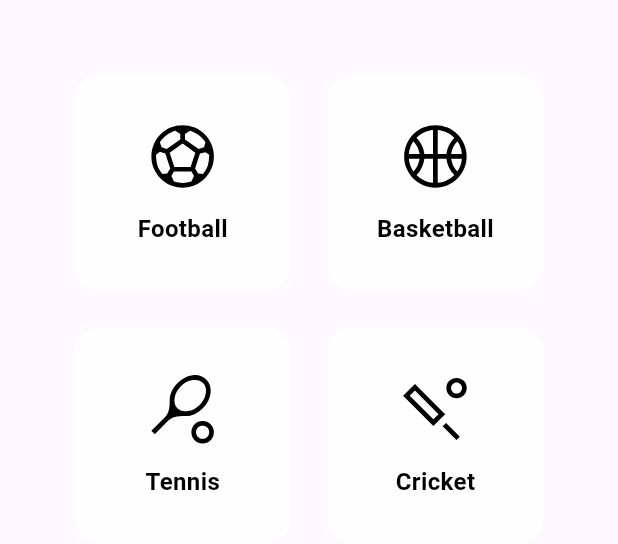
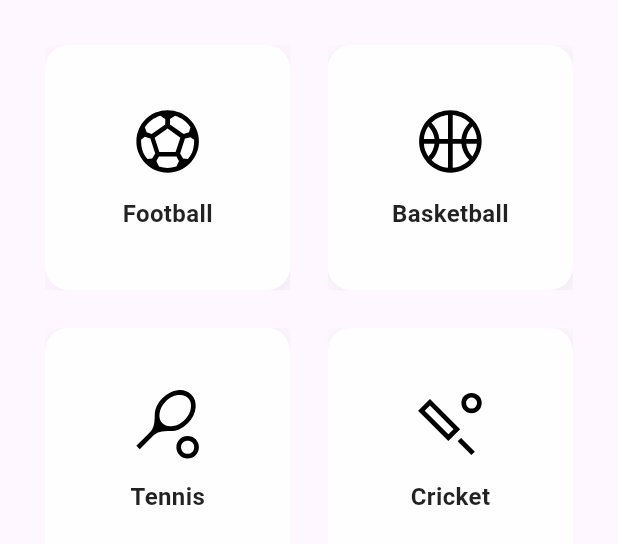
Before and after one commit to SaubhagyaSingh/Turfit, a Flutter app: the SportsGrid widget shown alone on an empty page, opened directly, on a phone screen of 412 x 824 dp. Shown: the top 544 px of the screen. Run offline on Flutter 3.47's test engine with Material 3 defaults, Android fonts, the phone set to English and light mode, and no system bars; our stand-ins replace carousel_slider, flutter_svg, google_fonts.

```diff
--- a/lib/views/screens/HomeScreen.dart
+++ b/lib/views/screens/HomeScreen.dart
@@ -2,7 +2,6 @@ import 'package:flutter/material.dart';
 import 'package:turfit/views/screens/nav_screens/BaseScreen.dart';
 import 'package:turfit/views/screens/nav_screens/GroupsScreen.dart';
 import 'package:turfit/views/screens/nav_screens/ProfileScreen.dart';
-import 'package:turfit/views/screens/nav_screens/SearchScreen.dart';
 import 'package:turfit/views/screens/nav_screens/TurfsScreen.dart';
 
 class HomeScreen extends StatefulWidget {
@@ -15,8 +14,7 @@ class _HomeScreenState extends State<HomeScreen> {
 
   final List<Widget> _pages = [
     BaseScreen(),
-    search_screen(),
-    turfs_screen(),
+    TurfsScreen(),
     groups_screen(),
     profile_screen(),
   ];
@@ -36,8 +34,6 @@ class _HomeScreenState extends State<HomeScreen> {
           BottomNavigationBarItem(
               icon: Image.asset("assets/icons/home.png"), label: "Home"),
           BottomNavigationBarItem(
-              icon: Image.asset("assets/icons/search.png"), label: "Search"),
-          BottomNavigationBarItem(
               icon: Image.asset("assets/icons/turfs.png"), label: "Turfs"),
           BottomNavigationBarItem(
               icon: Image.asset("assets/icons/group.png"), label: "Groups"),
--- a/lib/views/widgets/Sports.dart
+++ b/lib/views/widgets/Sports.dart
@@ -5,7 +5,7 @@ class SportsGrid extends StatelessWidget {
   final List<Map<String, String>> sports = [
     {
       "name": "Football",
-      "image": "assets/icons/football.svg", // SVG image
+      "image": "assets/icons/football.svg",
     },
     {
       "name": "Basketball",
@@ -24,70 +24,112 @@ class SportsGrid extends StatelessWidget {
   @override
   Widget build(BuildContext context) {
     return Padding(
-      padding: const EdgeInsets.all(50.0),
+      padding: const EdgeInsets.all(30.0),
       child: GridView.builder(
-        physics:
-            NeverScrollableScrollPhysics(), // Prevents independent scrolling
+        physics: NeverScrollableScrollPhysics(),
         shrinkWrap: true,
         gridDelegate: SliverGridDelegateWithFixedCrossAxisCount(
-          crossAxisCount: 2, // 2 columns
+          crossAxisCount: 2,
           crossAxisSpacing: 25,
           mainAxisSpacing: 25,
-          childAspectRatio: 1, // Makes the boxes more square
+          childAspectRatio: 1,
         ),
         itemCount: sports.length,
         itemBuilder: (context, index) {
           final sport = sports[index];
 
-          return Material(
-            color: Colors.transparent, // Keeps background transparent
-            borderRadius: BorderRadius.circular(16),
-            child: InkWell(
+          return _AnimatedSportCard(
+            name: sport["name"]!,
+            iconPath: sport["image"]!,
             onTap: () {
               print('${sport["name"]} tapped');
             },
+          );
+        },
+      ),
+    );
+  }
+}
+
+class _AnimatedSportCard extends StatefulWidget {
+  final String name;
+  final String iconPath;
+  final VoidCallback onTap;
+
+  const _AnimatedSportCard({
+    required this.name,
+    required this.iconPath,
+    required this.onTap,
+  });
+
+  @override
+  State<_AnimatedSportCard> createState() => _AnimatedSportCardState();
+}
+
+class _AnimatedSportCardState extends State<_AnimatedSportCard>
+    with SingleTickerProviderStateMixin {
+  double _scale = 1.0;
+
+  void _onTapDown(_) {
+    setState(() => _scale = 0.95);
+  }
+
+  void _onTapUp(_) {
+    setState(() => _scale = 1.0);
+  }
+
+  @override
+  Widget build(BuildContext context) {
+    return AnimatedScale(
+      duration: Duration(milliseconds: 100),
+      scale: _scale,
+      child: Material(
+        color: Colors.transparent,
         borderRadius: BorderRadius.circular(16),
-              splashColor:
-                  Colors.white.withOpacity(0.5), // Visible splash color
-              highlightColor: Colors.white.withOpacity(0.3), // Highlight effect
-              child: AnimatedContainer(
-                duration: Duration(milliseconds: 150),
-                padding: EdgeInsets.all(12),
+        child: InkWell(
+          onTap: widget.onTap,
+          onTapDown: _onTapDown,
+          onTapCancel: () => setState(() => _scale = 1.0),
+          onTapUp: _onTapUp,
+          borderRadius: BorderRadius.circular(16),
+          splashColor: Colors.deepPurple.withOpacity(0.7),
+          highlightColor: Colors.transparent,
+          child: Ink(
             decoration: BoxDecoration(
-                  color: Colors.white.withOpacity(0.9), // Slight transparency
+              color: Colors.white.withOpacity(0.95),
               borderRadius: BorderRadius.circular(16),
               boxShadow: [
                 BoxShadow(
-                      color: Colors.white.withOpacity(0.3), // Soft glow
-                      blurRadius: 5,
-                      spreadRadius: 2,
+                  color: Colors.black.withOpacity(0.05),
+                  blurRadius: 10,
+                  spreadRadius: 1,
+                  offset: Offset(2, 3),
                 ),
               ],
             ),
+            child: Center(
               child: Column(
                 mainAxisAlignment: MainAxisAlignment.center,
                 children: [
                   SvgPicture.asset(
-                      sport["image"]!,
-                      width: 50, // Icon size
+                    widget.iconPath,
+                    width: 50,
                     height: 50,
-                      fit: BoxFit.contain,
                   ),
                   SizedBox(height: 12),
                   Text(
-                      sport["name"]!,
+                    widget.name,
                     style: TextStyle(
                       fontSize: 16,
                       fontWeight: FontWeight.bold,
-                        color: Colors.black,
+                      color: Colors.black87,
                     ),
                   ),
                 ],
               ),
             ),
           ),
-          );
-        },
+        ),
       ),
     );
   }
```
Also changed, not shown: lib/views/screens/nav_screens/TurfsScreen.dart (+8 -12 lines), lib/views/widgets/NewsSlider.dart (+13 -6 lines), lib/views/widgets/TurfSlider.dart (+21 -29 lines), lib/views/widgets/turf_card.dart (added, +66 -0 lines), lib/views/widgets/turf_vertical_list.dart (added, +70 -0 lines). Lines whose indentation alone changed are shown as unchanged.
